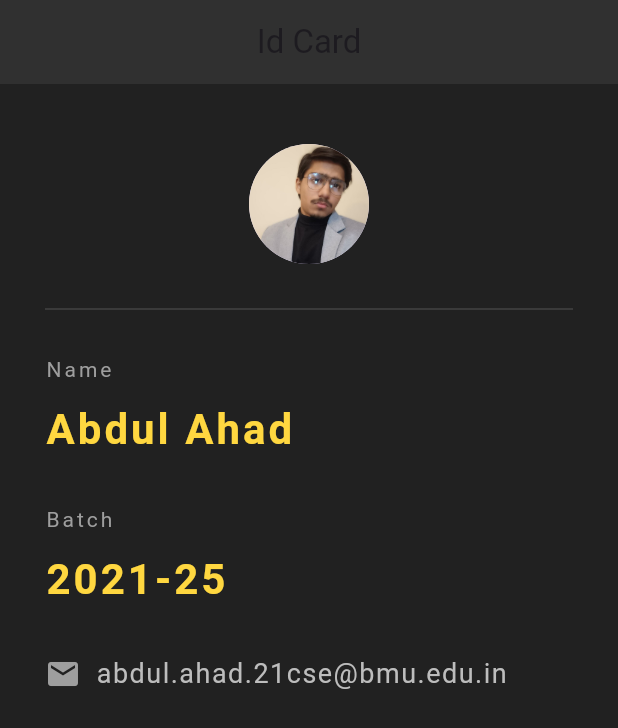
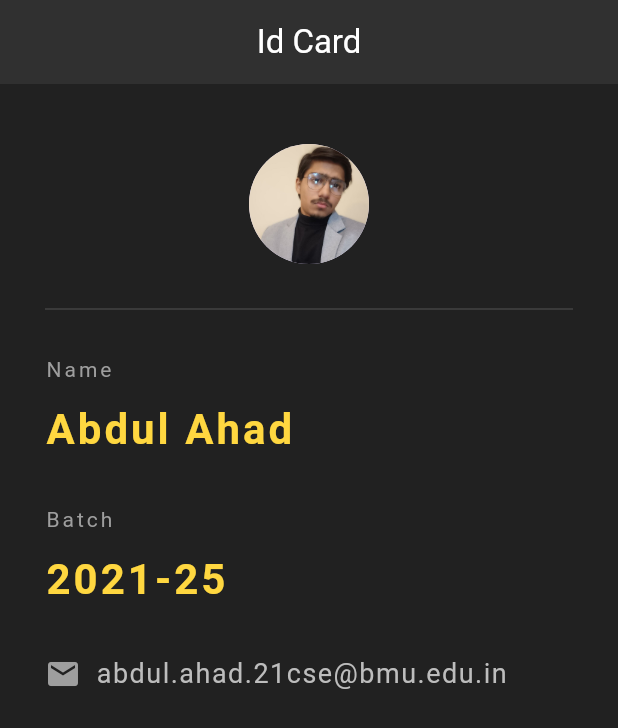
Before and after one commit to MRNOONE333/flutter_id_card, a Flutter app: the screen it shows after launch, on a phone screen of 412 x 824 dp. Shown: the top 728 px of the screen. Run offline on Flutter 3.47's test engine with Material 3 defaults, Android fonts, the phone set to English and light mode, and no system bars.

Commit message:
corrected some uploaad issues

```diff
--- a/lib/main.dart
+++ b/lib/main.dart
@@ -11,7 +11,8 @@ class NinjaCard extends StatelessWidget {
     return Scaffold(
       backgroundColor: Colors.grey[900],
       appBar: AppBar(
-        title: Text('Id Card') ,
+        title: Text('Id Card',
+          style: TextStyle(color: Colors.white), ) ,
         centerTitle: true,
         backgroundColor: Colors.grey[850],
         elevation: 0,
```
Also changed, not shown: pubspec.lock, 16 other files.
